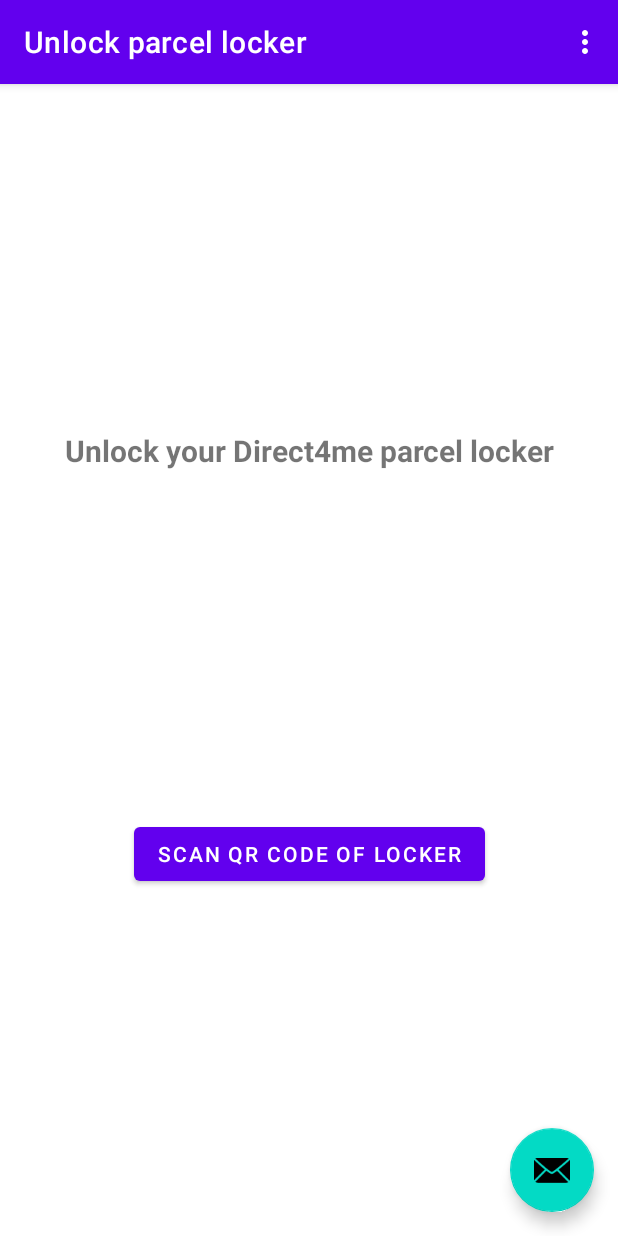
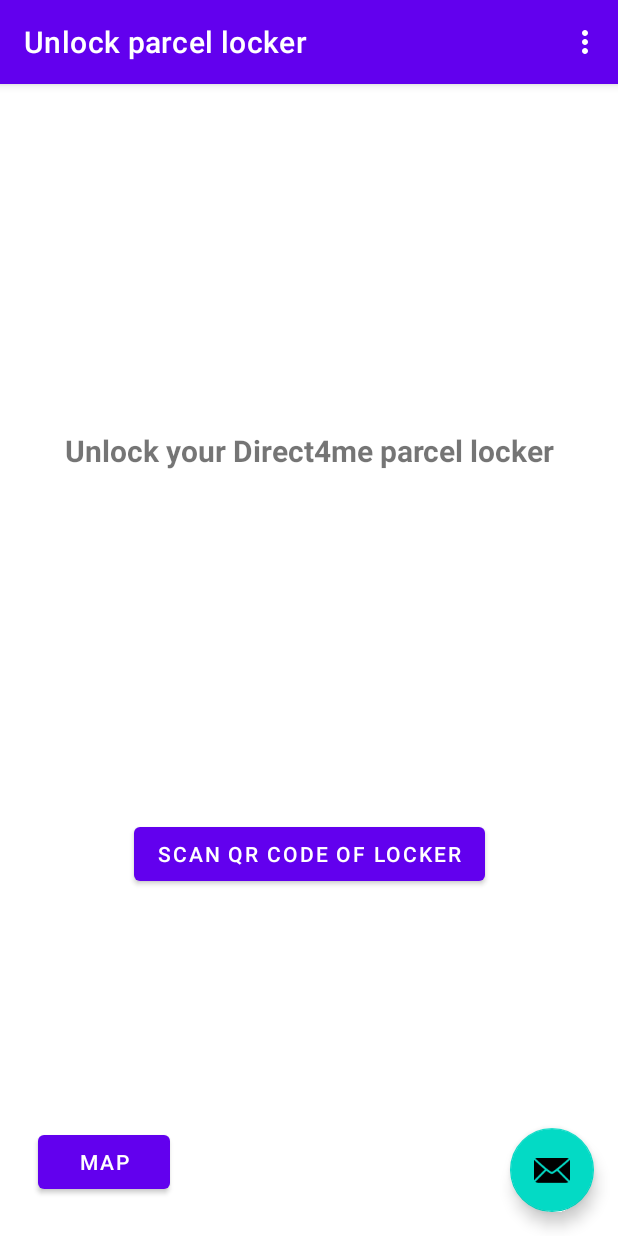
Before and after one commit to Amigos-PametniPaketnik/PJ-PametniPaketnik, an Android app: the screen it shows after launch (MainActivity), on a phone screen of 412 x 824 dp. Run offline under Robolectric (Android 15) with nearby library versions, the phone set to English and light mode, and no system bars; our stand-ins replace navigation-ui.

Commit message:
Added new fragment for map and its navigation

```diff
--- a/app/build.gradle
+++ b/app/build.gradle
@@ -35,6 +35,8 @@
 }
 
 dependencies {
+    implementation 'org.osmdroid:osmdroid-android:6.1.11'
+    implementation 'androidx.legacy:legacy-support-v4:1.0.0'
     def camerax_version = "1.1.0-beta01"
     implementation "androidx.camera:camera-core:${camerax_version}"
     implementation "androidx.camera:camera-camera2:${camerax_version}"
--- a/app/src/main/AndroidManifest.xml
+++ b/app/src/main/AndroidManifest.xml
@@ -7,6 +7,9 @@
     <uses-feature android:name="android.hardware.camera.autofocus" />
     <uses-permission android:name="android.permission.WRITE_INTERNAL_STORAGE" />
     <uses-permission android:name="android.permission.WRITE_EXTERNAL_STORAGE"/>
+    <uses-permission android:name="android.permission.ACCESS_NETWORK_STATE"  />
+    <uses-permission android:name="android.permission.ACCESS_FINE_LOCATION"/>
+    <uses-permission android:name="android.permission.ACCESS_COARSE_LOCATION"/>
     <application
         android:allowBackup="true"
         android:icon="@mipmap/ic_launcher"
--- a/app/src/main/java/com/example/pametni_paketnik/FirstFragment.kt
+++ b/app/src/main/java/com/example/pametni_paketnik/FirstFragment.kt
@@ -78,6 +78,9 @@
         }
         binding.buttonFirst.setOnClickListener {
             findNavController().navigate(R.id.action_FirstFragment_to_SecondFragment)
+        }
+        binding.Map.setOnClickListener {
+            findNavController().navigate(R.id.action_FirstFragment_to_ParcelLockerMapFragment)
         }
     }
 
--- a/app/src/main/java/com/example/pametni_paketnik/MainActivity.kt
+++ b/app/src/main/java/com/example/pametni_paketnik/MainActivity.kt
@@ -32,6 +32,7 @@
             Snackbar.make(view, "Replace with your own action", Snackbar.LENGTH_LONG)
                 .setAction("Action", null).show()
         }
+
     }
 
     override fun onCreateOptionsMenu(menu: Menu): Boolean {
--- a/app/src/main/res/layout/fragment_first.xml
+++ b/app/src/main/res/layout/fragment_first.xml
@@ -37,4 +37,14 @@
         app:layout_constraintEnd_toEndOf="parent"
         app:layout_constraintStart_toStartOf="parent"
         app:layout_constraintTop_toBottomOf="@+id/textview_first" />
+
+    <Button
+        android:id="@+id/Map"
+        android:layout_width="wrap_content"
+        android:layout_height="wrap_content"
+        android:layout_marginStart="25dp"
+        android:layout_marginBottom="25dp"
+        android:text="Map"
+        app:layout_constraintBottom_toBottomOf="parent"
+        app:layout_constraintStart_toStartOf="parent" />
 </androidx.constraintlayout.widget.ConstraintLayout>
--- a/app/src/main/res/navigation/nav_graph.xml
+++ b/app/src/main/res/navigation/nav_graph.xml
@@ -14,6 +14,9 @@
         <action
             android:id="@+id/action_FirstFragment_to_SecondFragment"
             app:destination="@id/SecondFragment" />
+        <action
+            android:id="@+id/action_FirstFragment_to_ParcelLockerMapFragment"
+            app:destination="@id/ParcelLockerMapFragment" />
     </fragment>
     <fragment
         android:id="@+id/SecondFragment"
@@ -25,4 +28,14 @@
             android:id="@+id/action_SecondFragment_to_FirstFragment"
             app:destination="@id/FirstFragment" />
     </fragment>
+    <fragment
+        android:id="@+id/ParcelLockerMapFragment"
+        android:name="com.example.pametni_paketnik.ParcelLockerMapFragment"
+        android:label="@string/fragment_parcel_locker_map_label"
+        tools:layout="@layout/fragment_parcel_locker_map">
+
+
+    </fragment>
+
+    action_FirstFragment_to_ParcelLockerMapFragment
 </navigation>
--- a/app/src/main/res/values-night/themes.xml
+++ b/app/src/main/res/values-night/themes.xml
@@ -13,4 +13,9 @@
         <item name="android:statusBarColor" tools:targetApi="l">?attr/colorPrimaryVariant</item>
         <!-- Customize your theme here. -->
     </style>
+
+    <style name="ThemeOverlay.Pametni_paketnik.FullscreenContainer" parent="">
+        <item name="fullscreenBackgroundColor">@color/light_blue_900</item>
+        <item name="fullscreenTextColor">@color/light_blue_A400</item>
+    </style>
 </resources>
--- /dev/null
+++ b/app/src/main/res/values/attrs.xml
@@ -0,0 +1,6 @@
+<resources>
+    <declare-styleable name="FullscreenAttrs">
+        <attr name="fullscreenBackgroundColor" format="color" />
+        <attr name="fullscreenTextColor" format="color" />
+    </declare-styleable>
+</resources>
--- a/app/src/main/res/values/colors.xml
+++ b/app/src/main/res/values/colors.xml
@@ -7,4 +7,9 @@
     <color name="teal_700">#FF018786</color>
     <color name="black">#FF000000</color>
     <color name="white">#FFFFFFFF</color>
+    <color name="light_blue_600">#FF039BE5</color>
+    <color name="light_blue_900">#FF01579B</color>
+    <color name="light_blue_A200">#FF40C4FF</color>
+    <color name="light_blue_A400">#FF00B0FF</color>
+    <color name="black_overlay">#66000000</color>
 </resources>
--- a/app/src/main/res/values/strings.xml
+++ b/app/src/main/res/values/strings.xml
@@ -9,4 +9,10 @@
 
     <string name="hello_first_fragment">Unlock your Direct4me parcel locker</string>
     <string name="hello_second_fragment">Hello second fragment. Arg: %1$s</string>
+    <string name="dummy_button">Dummy Button</string>
+    <string name="dummy_content">DUMMY\nCONTENT</string>
+    <!-- TODO: Remove or change this placeholder text -->
+    <string name="hello_blank_fragment">Hello blank fragment</string>
+    <string name="Map" />
+    <string name="fragment_parcel_locker_map_label" />
 </resources>
--- a/app/src/main/res/values/themes.xml
+++ b/app/src/main/res/values/themes.xml
@@ -22,4 +22,9 @@
     <style name="Theme.Pametni_paketnik.AppBarOverlay" parent="ThemeOverlay.AppCompat.Dark.ActionBar" />
 
     <style name="Theme.Pametni_paketnik.PopupOverlay" parent="ThemeOverlay.AppCompat.Light" />
+
+    <style name="ThemeOverlay.Pametni_paketnik.FullscreenContainer" parent="">
+        <item name="fullscreenBackgroundColor">@color/light_blue_600</item>
+        <item name="fullscreenTextColor">@color/light_blue_A200</item>
+    </style>
 </resources>
--- a/build.gradle
+++ b/build.gradle
@@ -6,7 +6,7 @@
     }
     dependencies {
         classpath "com.android.tools.build:gradle:7.0.2"
-        classpath "org.jetbrains.kotlin:kotlin-gradle-plugin:1.5.31"
+        classpath 'org.jetbrains.kotlin:kotlin-gradle-plugin:1.6.10'
 
         // NOTE: Do not place your application dependencies here; they belong
         // in the individual module build.gradle files
```
Also changed, not shown: app/src/main/java/com/example/pametni_paketnik/ParcelLockerMapFragment.kt (added, +44 -0 lines), app/src/main/res/layout/fragment_parcel_locker_map.xml (added, +66 -0 lines), app/src/main/res/values/styles.xml (added, +7 -0 lines).
